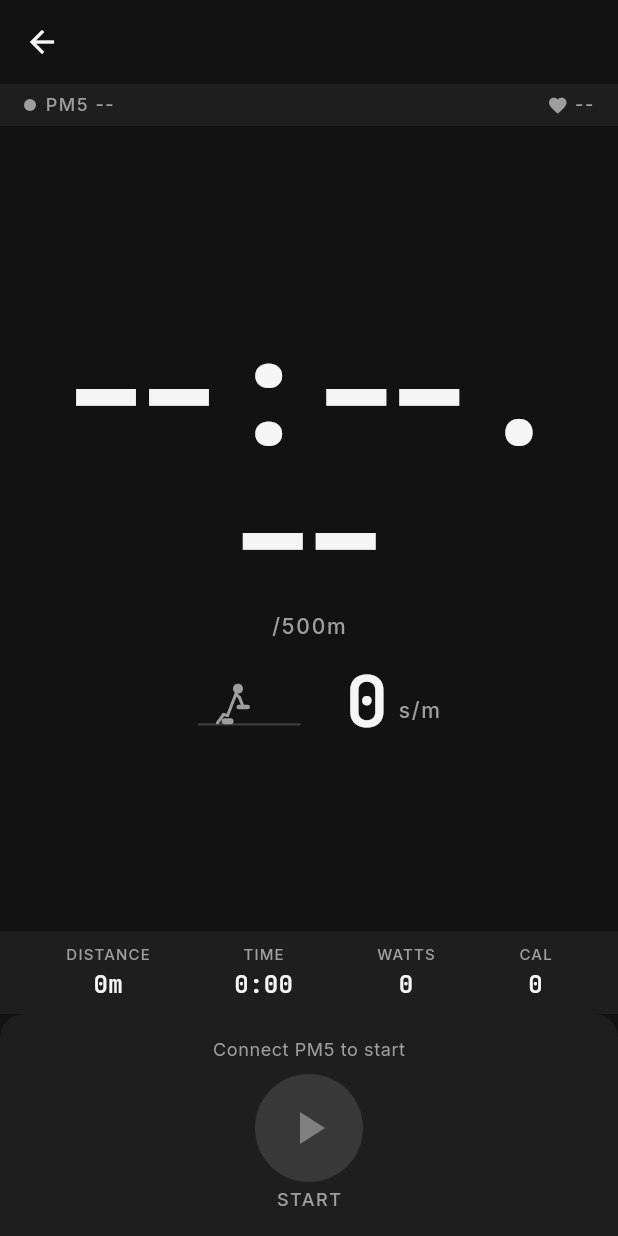
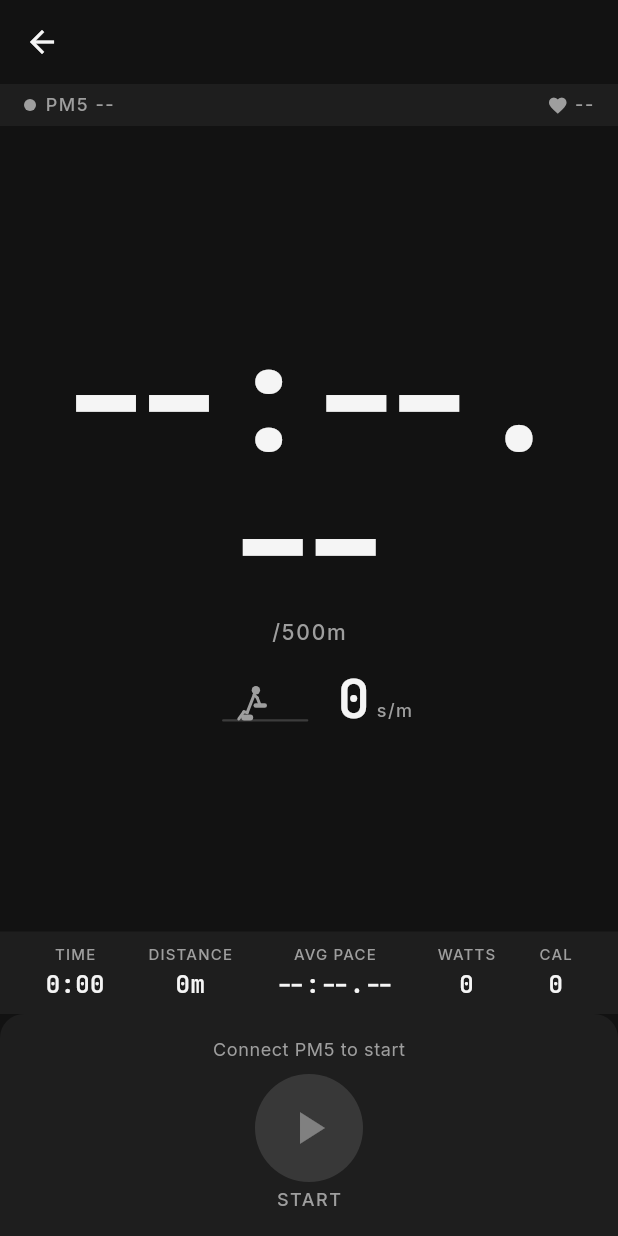
Before and after one commit to KerryJones/rowcraft, a Flutter app: the WorkoutScreen screen opened directly with empty values, on a phone screen of 412 x 824 dp. Run offline on Flutter 3.47's test engine with Material 3 defaults, Android fonts, the phone set to English and light mode, and no system bars; our stand-ins replace drift, flutter_riverpod, go_router, google_fonts, google_sign_in, permission_handler and 1 more; missing offline and left inert: flutter_reactive_ble; accounts and stored records are empty; generated files the repository leaves out were written again.

Commit message:
Fix PM5 pace parsing, add running averages and HR to workout screen
  Pace bug: PM5 sends pace in tenths (0.1s/500m) not centiseconds. Removed
  the erroneous divide-by-10 that made all pace readings 10x too low.
  Extracted formatPaceTenths to shared static method on PM5Data.

  Workout screen: HR now displayed prominently at 36px alongside stroke rate
  instead of hidden in the tiny status bar. Added running avg pace to the
  tertiary stats strip. Status bar shows -- for HR when monitor disconnects.
  Engine tracks overall pace and HR accumulators across all segments.

```diff
--- a/apps/mobile/lib/features/ble/pm5_parser.dart
+++ b/apps/mobile/lib/features/ble/pm5_parser.dart
@@ -21,7 +21,7 @@ class PM5Parser {
   /// [3-5]  Distance (0.1m) — 3 bytes LE uint
   /// [6]    Workout type
   /// [7]    Interval type
-  /// [8-9]  Pace (0.01s/500m) — 2 bytes LE uint  (we convert to tenths)
+  /// [8-9]  Pace (0.1s/500m) — 2 bytes LE uint (tenths, used directly)
   /// [10]   Stroke rate
   /// [11-12] Heart rate — 1 byte (some FW sends 2)
   /// [13-14] Watts — 2 bytes LE uint
@@ -42,9 +42,8 @@ class PM5Parser {
         data[3] | (data[4] << 8) | (data[5] << 16);
     final distance = distanceTenths / 10.0;
 
-    // Pace: 2 bytes, units of 0.01s per 500m → convert to tenths
-    final paceCentiseconds = data[8] | (data[9] << 8);
-    final pace = paceCentiseconds ~/ 10; // centiseconds → tenths
+    // Pace: 2 bytes LE, tenths of seconds per 500m (e.g. 1200 = 2:00.0/500m)
+    final pace = data[8] | (data[9] << 8);
 
     // Stroke rate
     final strokeRate = data[10];
--- a/apps/mobile/lib/features/workout/workout_engine.dart
+++ b/apps/mobile/lib/features/workout/workout_engine.dart
@@ -49,6 +49,10 @@ class WorkoutEngineState {
   /// If the workout finished, why.
   final FinishReason? finishReason;
 
+  /// Running averages across the workout.
+  final int avgPace;
+  final int? avgHeartRate;
+
   const WorkoutEngineState({
     this.phase = WorkoutPhase.idle,
     this.currentSegmentIndex = 0,
@@ -64,6 +68,8 @@ class WorkoutEngineState {
     this.secondsOutOfRange = 0,
     this.paceFailThreshold = 10,
     this.finishReason,
+    this.avgPace = 0,
+    this.avgHeartRate,
   });
 
   WorkoutEngineState copyWith({
@@ -81,6 +87,8 @@ class WorkoutEngineState {
     int? secondsOutOfRange,
     int? paceFailThreshold,
     FinishReason? finishReason,
+    int? avgPace,
+    int? avgHeartRate,
   }) {
     return WorkoutEngineState(
       phase: phase ?? this.phase,
@@ -99,6 +107,8 @@ class WorkoutEngineState {
       secondsOutOfRange: secondsOutOfRange ?? this.secondsOutOfRange,
       paceFailThreshold: paceFailThreshold ?? this.paceFailThreshold,
       finishReason: finishReason ?? this.finishReason,
+      avgPace: avgPace ?? this.avgPace,
+      avgHeartRate: avgHeartRate ?? this.avgHeartRate,
     );
   }
 }
@@ -139,6 +149,12 @@ class WorkoutEngine {
   int _hrSum = 0;
   int _hrCount = 0;
   int _sampleCount = 0;
+
+  // Overall accumulators (across all segments)
+  int _totalPaceSum = 0;
+  int _totalSampleCount = 0;
+  int _totalHrSum = 0;
+  int _totalHrCount = 0;
 
   // Pace fail tracking
   DateTime? _outOfRangeSince;
@@ -398,7 +414,7 @@ class WorkoutEngine {
     // Update latest data
     _state = _state.copyWith(latestData: data);
 
-    // Accumulate for averages
+    // Accumulate for per-segment averages
     _sampleCount++;
     _paceSum += data.pace;
     _strokeRateSum += data.strokeRate;
@@ -406,6 +422,14 @@ class WorkoutEngine {
     if (data.heartRate != null) {
       _hrSum += data.heartRate!;
       _hrCount++;
+    }
+
+    // Accumulate for overall averages
+    _totalSampleCount++;
+    _totalPaceSum += data.pace;
+    if (data.heartRate != null) {
+      _totalHrSum += data.heartRate!;
+      _totalHrCount++;
     }
 
     // Calculate segment progress
@@ -513,6 +537,11 @@ class WorkoutEngine {
   }
 
   void _emit() {
+    _state = _state.copyWith(
+      avgPace: _totalSampleCount > 0 ? _totalPaceSum ~/ _totalSampleCount : 0,
+      avgHeartRate:
+          _totalHrCount > 0 ? _totalHrSum ~/ _totalHrCount : null,
+    );
     _stateController.add(_state);
   }
 
--- a/apps/mobile/lib/features/workout/workout_screen.dart
+++ b/apps/mobile/lib/features/workout/workout_screen.dart
@@ -4,6 +4,7 @@ import 'package:go_router/go_router.dart';
 import 'package:google_fonts/google_fonts.dart';
 
 import '../../app/theme.dart';
+import '../../models/pm5_data.dart';
 import '../../models/workout_segment.dart';
 import '../ble/ble_provider.dart';
 import '../ble/hr_service.dart';
@@ -195,7 +196,7 @@ class _BleStatusBar extends ConsumerWidget {
           ),
           const SizedBox(width: 4),
           Text(
-            hrBpm != null ? '$hrBpm bpm' : '--',
+            hrConnected && hrBpm != null ? '$hrBpm bpm' : '--',
             style: Theme.of(context).textTheme.labelMedium?.copyWith(
                   color: hrConnected
                       ? RowCraftTheme.metricWhite
@@ -289,35 +290,68 @@ class _MainMetrics extends StatelessWidget {
 
           const SizedBox(height: 16),
 
-          // Tier 3: Animated rower + stroke rate
+          // Tier 3: Stroke rate + Heart rate
           Row(
-            mainAxisAlignment: MainAxisAlignment.center,
-            crossAxisAlignment: CrossAxisAlignment.center,
+            mainAxisAlignment: MainAxisAlignment.spaceEvenly,
+            children: [
+              // Stroke rate
+              Row(
+                mainAxisSize: MainAxisSize.min,
+                crossAxisAlignment: CrossAxisAlignment.baseline,
+                textBaseline: TextBaseline.alphabetic,
                 children: [
                   RowingAnimation(
                     strokeRate: data.strokeRate,
                     isActive: isActive,
-                height: 48,
+                    height: 40,
                   ),
-              const SizedBox(width: 16),
+                  const SizedBox(width: 8),
                   Text(
                     '${data.strokeRate}',
                     style: GoogleFonts.jetBrainsMono(
-                  fontSize: 48,
+                      fontSize: 36,
                       fontWeight: FontWeight.w600,
                       color: srColor,
                       height: 1.0,
                     ),
                   ),
-              const SizedBox(width: 6),
-              Padding(
-                padding: const EdgeInsets.only(top: 12),
-                child: Text(
+                  const SizedBox(width: 4),
+                  Text(
                     's/m',
-                  style: Theme.of(context).textTheme.labelLarge?.copyWith(
+                    style: Theme.of(context).textTheme.labelMedium?.copyWith(
                           color: RowCraftTheme.subtleGrey,
                         ),
                   ),
+                ],
+              ),
+              // Heart rate — uses pm5Data.heartRate which retains
+              // last known value from the provider's merge logic
+              if (data.heartRate != null)
+                Row(
+                  mainAxisSize: MainAxisSize.min,
+                  crossAxisAlignment: CrossAxisAlignment.baseline,
+                  textBaseline: TextBaseline.alphabetic,
+                  children: [
+                    const Icon(Icons.favorite,
+                        size: 20, color: RowCraftTheme.errorRose),
+                    const SizedBox(width: 6),
+                    Text(
+                      '${data.heartRate}',
+                      style: GoogleFonts.jetBrainsMono(
+                        fontSize: 36,
+                        fontWeight: FontWeight.w600,
+                        color: RowCraftTheme.errorRose,
+                        height: 1.0,
+                      ),
+                    ),
+                    const SizedBox(width: 4),
+                    Text(
+                      'bpm',
+                      style: Theme.of(context).textTheme.labelMedium?.copyWith(
+                            color: RowCraftTheme.subtleGrey,
+                          ),
+                    ),
+                  ],
                 ),
             ],
           ),
@@ -337,6 +371,7 @@ class _TertiaryStrip extends StatelessWidget {
   @override
   Widget build(BuildContext context) {
     final data = session.pm5Data;
+    final eng = session.engineState;
 
     return Container(
       padding: const EdgeInsets.symmetric(horizontal: 16, vertical: 8),
@@ -344,8 +379,11 @@ class _TertiaryStrip extends StatelessWidget {
       child: Row(
         mainAxisAlignment: MainAxisAlignment.spaceAround,
         children: [
+          _TertiaryItem(label: 'TIME', value: data.elapsedFormatted),
           _TertiaryItem(label: 'DISTANCE', value: data.distanceFormatted),
-          _TertiaryItem(label: 'TIME', value: data.elapsedFormatted),
+          _TertiaryItem(
+              label: 'AVG PACE',
+              value: PM5Data.formatPaceTenths(eng.avgPace)),
           _TertiaryItem(label: 'WATTS', value: '${data.watts}'),
           _TertiaryItem(label: 'CAL', value: '${data.calories}'),
         ],
--- a/apps/mobile/lib/models/pm5_data.dart
+++ b/apps/mobile/lib/models/pm5_data.dart
@@ -61,13 +61,16 @@ class PM5Data {
   }
 
   /// Format pace as M:SS.t (e.g. 1:45.0)
-  String get paceFormatted {
-    if (pace == 0) return '--:--.--';
-    final minutes = pace ~/ 600;
-    final remaining = pace % 600;
+  String get paceFormatted => formatPaceTenths(pace);
+
+  /// Format a pace value in tenths of seconds per 500m.
+  static String formatPaceTenths(int tenths) {
+    if (tenths == 0) return '--:--.--';
+    final minutes = tenths ~/ 600;
+    final remaining = tenths % 600;
     final seconds = remaining ~/ 10;
-    final tenths = remaining % 10;
-    return '$minutes:${seconds.toString().padLeft(2, '0')}.$tenths';
+    final t = remaining % 10;
+    return '$minutes:${seconds.toString().padLeft(2, '0')}.$t';
   }
 
   /// Format elapsed time as H:MM:SS or MM:SS
```
Also changed, not shown: 3 other files. Lines whose indentation alone changed are shown as unchanged.
